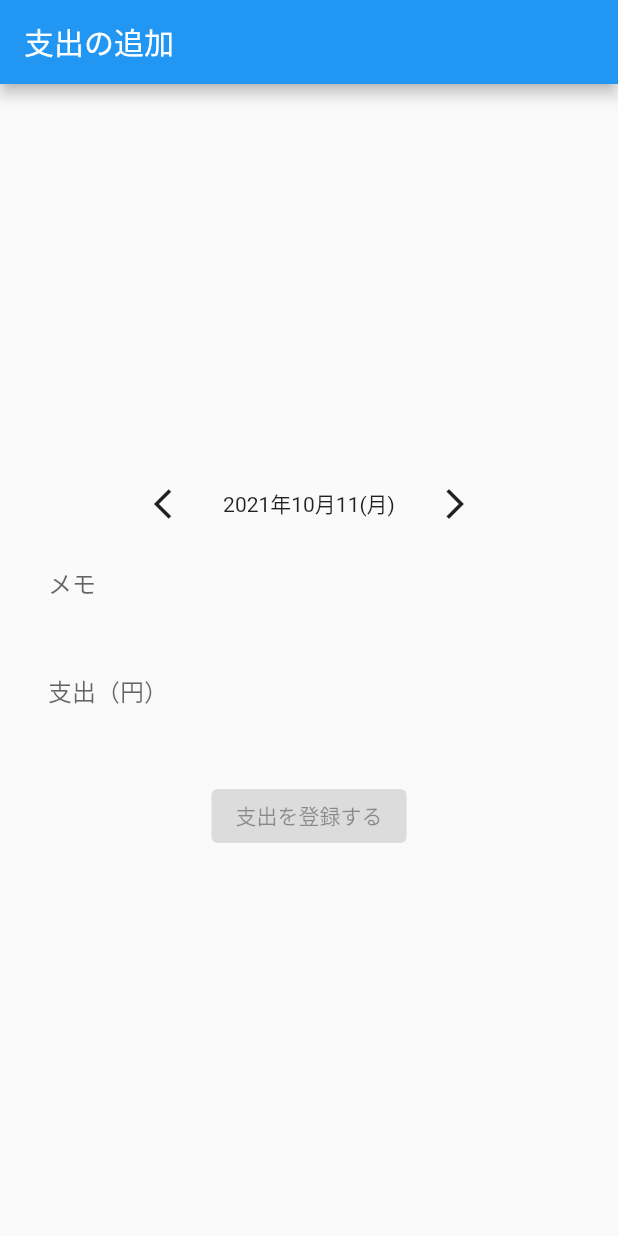
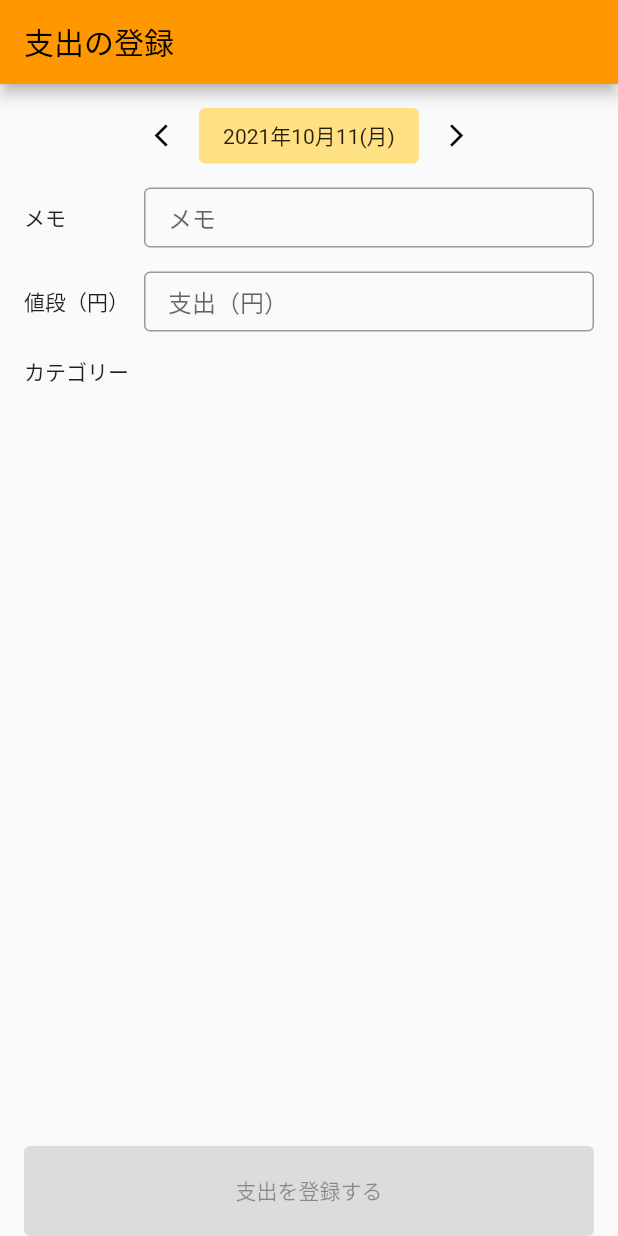
Before and after one commit to kosukesaigusa/flutter_account_book, a Flutter app: the ExpenseAddPage screen opened directly, on a phone screen of 412 x 824 dp. Run offline on Flutter 3.47's test engine with Material 2 defaults, Android fonts, the phone set to English and light mode, and no system bars; our stand-ins replace cloud_firestore, connectivity_plus, firebase_auth, firebase_core, flutter_spinkit, freezed_annotation and 2 more; missing offline and left inert: sign_button; accounts and stored records are empty.

Commit message:
feat: improve expense add page UI

```diff
--- a/lib/app.dart
+++ b/lib/app.dart
@@ -10,7 +10,7 @@ class App extends StatelessWidget {
     return MaterialApp(
       title: 'Flutter Account Book app',
       theme: ThemeData(
-        primarySwatch: Colors.blue,
+        primarySwatch: Colors.orange,
       ),
       home: StreamBuilder<User?>(
         stream: FirebaseAuth.instance.authStateChanges(),
--- a/lib/componentns/calendar/header_month_handler.dart
+++ b/lib/componentns/calendar/header_month_handler.dart
@@ -18,7 +18,6 @@ class CalendarMonthHandlingWidget extends StatelessWidget {
           child: const Icon(
             Icons.arrow_back_ios_outlined,
             size: arrowIconSize,
-            color: Colors.white,
           ),
         ),
         const Gap(16),
@@ -29,7 +28,6 @@ class CalendarMonthHandlingWidget extends StatelessWidget {
           child: const Icon(
             Icons.arrow_forward_ios_outlined,
             size: arrowIconSize,
-            color: Colors.white,
           ),
         ),
       ],
--- /dev/null
+++ b/lib/constatnts/expense_add/constants.dart
@@ -0,0 +1 @@
+const double textLabelWidth = 80;
--- a/lib/pages/expense_add/expense_add_page.dart
+++ b/lib/pages/expense_add/expense_add_page.dart
@@ -1,5 +1,7 @@
 import 'package:cloud_firestore/cloud_firestore.dart';
 import 'package:flutter/material.dart';
+import 'package:flutter_account_book/constatnts/calendar/calendar_constants.dart';
+import 'package:flutter_account_book/constatnts/expense_add/constants.dart';
 import 'package:flutter_account_book/firestore/firestore_path.dart';
 import 'package:flutter_account_book/firestore/firestore_service.dart';
 import 'package:flutter_account_book/models/expense/expense.dart';
@@ -16,78 +18,117 @@ class ExpenseAddPage extends StatelessWidget {
   @override
   Widget build(BuildContext context) {
     return Scaffold(
-      appBar: AppBar(title: const Text('支出の追加')),
-      body: ChangeNotifierProvider<ExpenseAddPageViewModel>(
+      appBar: AppBar(title: const Text('支出の登録')),
+      body: SafeArea(
+        child: ChangeNotifierProvider<ExpenseAddPageViewModel>(
           create: (_) => ExpenseAddPageViewModel()..init(),
           child: Consumer<ExpenseAddPageViewModel>(
             builder: (context, vm, child) {
               return Padding(
-              padding: const EdgeInsets.symmetric(horizontal: 16),
+                padding: const EdgeInsets.only(left: 16, right: 16, top: 16),
                 child: Column(
-                mainAxisAlignment: MainAxisAlignment.center,
-                crossAxisAlignment: CrossAxisAlignment.center,
+                  mainAxisAlignment: MainAxisAlignment.start,
+                  crossAxisAlignment: CrossAxisAlignment.start,
                   children: [
                     Row(
                       mainAxisAlignment: MainAxisAlignment.center,
                       children: [
-                      IconButton(
-                        onPressed: () {
-                          vm.showPreviousDay();
-                        },
-                        icon: const Icon(Icons.arrow_back_ios_outlined),
+                        InkWell(
+                          onTap: vm.showPreviousDay,
+                          child: const Icon(
+                            Icons.arrow_back_ios_outlined,
+                            size: arrowIconSize,
+                            color: Colors.black,
                           ),
-                      Padding(
-                        padding: const EdgeInsets.symmetric(horizontal: 16),
+                        ),
+                        const Gap(16),
+                        Container(
+                          padding: const EdgeInsets.symmetric(horizontal: 16, vertical: 8),
+                          decoration: BoxDecoration(
+                            color: Colors.amber[200],
+                            borderRadius: BorderRadius.circular(4),
+                          ),
                           child: Text('${vm.year}年${vm.month}月${vm.day}(${getJapaneseWeekday(
                             vm.year,
                             vm.month,
                             vm.day,
                           )})'),
                         ),
-                      IconButton(
-                        onPressed: () {
-                          vm.showNextDay();
-                        },
-                        icon: const Icon(Icons.arrow_forward_ios_outlined),
+                        const Gap(16),
+                        InkWell(
+                          onTap: vm.showNextDay,
+                          child: const Icon(
+                            Icons.arrow_forward_ios_outlined,
+                            size: arrowIconSize,
+                            color: Colors.black,
+                          ),
                         ),
                       ],
                     ),
-                  TextFormField(
+                    const Gap(16),
+                    Row(
+                      crossAxisAlignment: CrossAxisAlignment.center,
+                      children: [
+                        const SizedBox(
+                          width: textLabelWidth,
+                          child: Text(
+                            'メモ',
+                            overflow: TextOverflow.ellipsis,
+                          ),
+                        ),
+                        Expanded(
+                          child: TextFormField(
                             minLines: 1,
                             maxLines: 1,
                             decoration: const InputDecoration(
-                      contentPadding: EdgeInsets.all(16),
-                      border: InputBorder.none,
-                      focusedBorder: InputBorder.none,
-                      enabledBorder: InputBorder.none,
-                      errorBorder: InputBorder.none,
-                      disabledBorder: InputBorder.none,
+                              contentPadding: EdgeInsets.symmetric(horizontal: 16, vertical: 8),
+                              isDense: true,
+                              border: OutlineInputBorder(
+                                borderSide: BorderSide(),
+                              ),
                               hintText: 'メモ',
                             ),
                             onChanged: vm.changeName,
                           ),
+                        ),
+                      ],
+                    ),
                     const Gap(16),
-                  TextFormField(
+                    Row(
+                      children: [
+                        const SizedBox(
+                          width: textLabelWidth,
+                          child: Text(
+                            '値段（円）',
+                            overflow: TextOverflow.ellipsis,
+                          ),
+                        ),
+                        Expanded(
+                          child: TextFormField(
                             minLines: 1,
                             maxLines: 1,
                             keyboardType: TextInputType.number,
                             decoration: const InputDecoration(
-                      contentPadding: EdgeInsets.all(16),
-                      border: InputBorder.none,
-                      focusedBorder: InputBorder.none,
-                      enabledBorder: InputBorder.none,
-                      errorBorder: InputBorder.none,
-                      disabledBorder: InputBorder.none,
+                              contentPadding: EdgeInsets.symmetric(horizontal: 16, vertical: 8),
+                              isDense: true,
+                              border: OutlineInputBorder(
+                                borderSide: BorderSide(),
+                              ),
                               hintText: '支出（円）',
                             ),
                             onChanged: vm.changePrice,
                           ),
+                        ),
+                      ],
+                    ),
                     const Gap(16),
-                  Align(
-                    alignment: Alignment.topLeft,
-                    child: Wrap(
-                      spacing: 16,
-                      runSpacing: 16,
+                    const Text('カテゴリー'),
+                    const Gap(8),
+                    Expanded(
+                      child: GridView.count(
+                        crossAxisCount: 3,
+                        crossAxisSpacing: 10,
+                        mainAxisSpacing: 10,
                         children: [
                           ...List.generate(
                             vm.categories.length,
@@ -106,8 +147,17 @@ class ExpenseAddPage extends StatelessWidget {
                                   borderRadius: BorderRadius.circular(8),
                                 ),
                                 child: Column(
+                                  mainAxisAlignment: MainAxisAlignment.center,
                                   children: [
-                                  Text('${vm.categories[index].name}'),
+                                    Flexible(
+                                      child: Text(
+                                        '${vm.categories[index].name}',
+                                        style: bold12,
+                                        overflow: TextOverflow.ellipsis,
+                                      ),
+                                    ),
+                                    const Gap(8),
+                                    const Icon(Icons.restaurant),
                                   ],
                                 ),
                               ),
@@ -117,7 +167,10 @@ class ExpenseAddPage extends StatelessWidget {
                       ),
                     ),
                     const Gap(16),
-                  ElevatedButton(
+                    SizedBox(
+                      width: double.infinity,
+                      height: 60,
+                      child: ElevatedButton(
                         onPressed: vm.validate()
                             ? () async {
                                 if (!await networkConnected) {
@@ -149,12 +202,14 @@ class ExpenseAddPage extends StatelessWidget {
                             : null,
                         child: const Text('支出を登録する'),
                       ),
+                    ),
                   ],
                 ),
               );
             },
           ),
         ),
+      ),
     );
   }
 }
```
Lines whose indentation alone changed are shown as unchanged.
